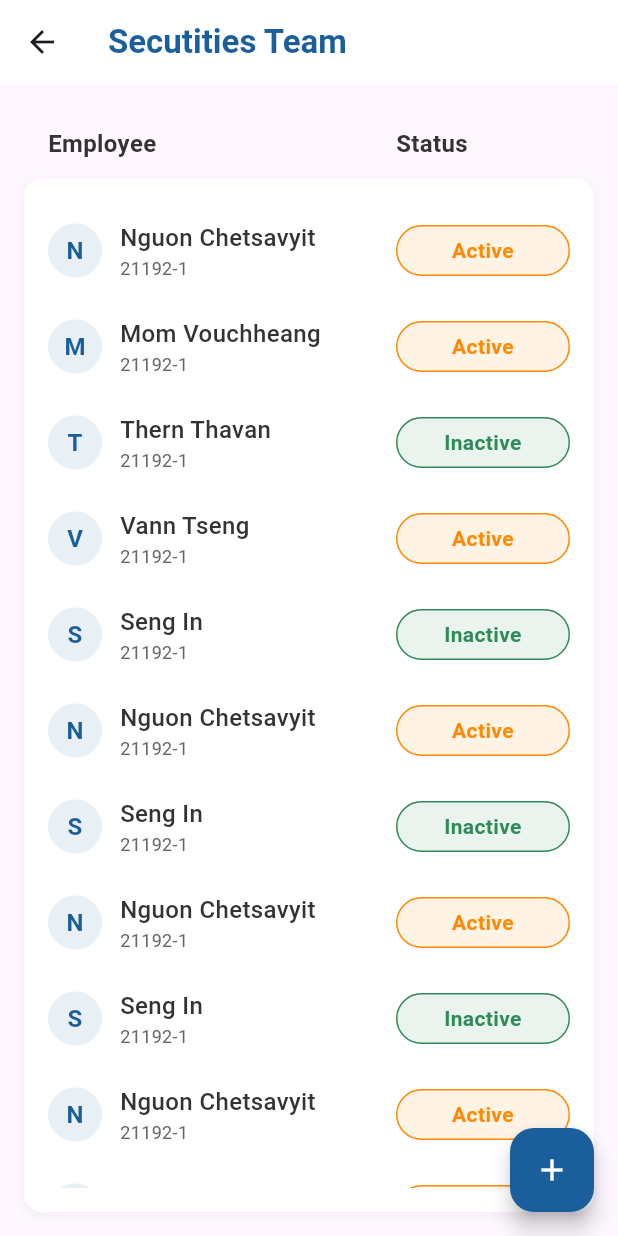
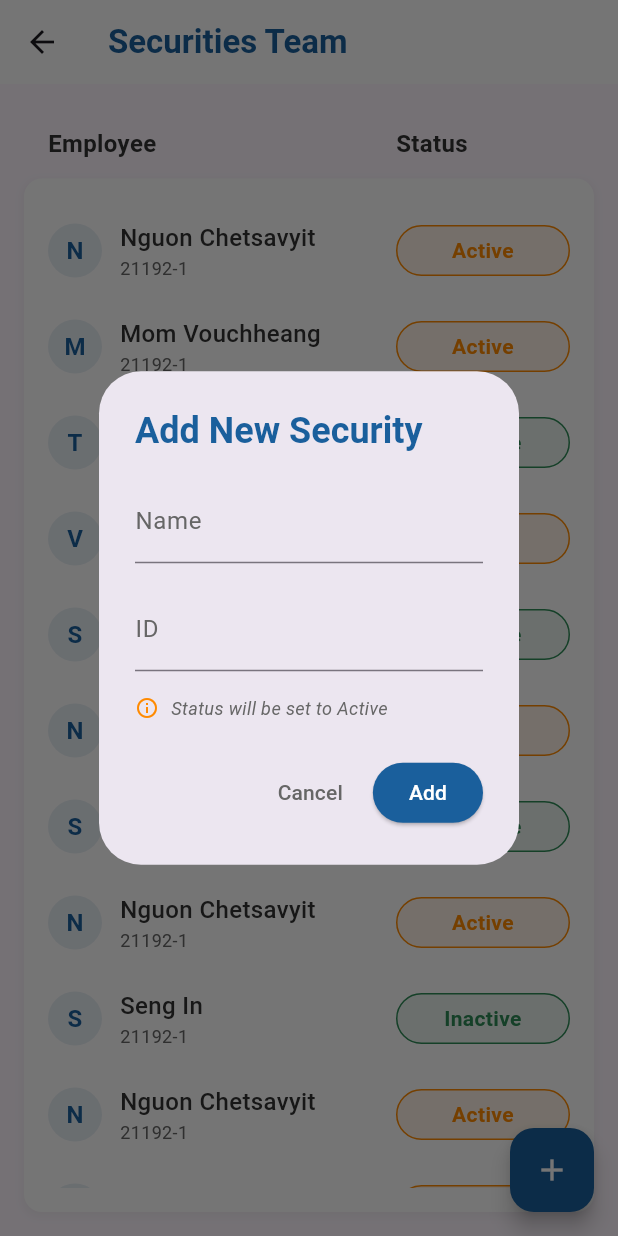
Before and after one commit to vouchheang/Parking_system-PSE-, a Flutter app: the SecuritiesTeam screen opened directly, after a tap on the "add" icon, on a phone screen of 412 x 824 dp. Run offline on Flutter 3.47's test engine with Material 3 defaults, Android fonts, the phone set to English and light mode, and no system bars; our stand-ins replace fl_chart, image_picker; missing offline and left inert: qr_code_scanner.

Commit message:
last-code

```diff
--- a/lib/screens/dashboard_screen.dart
+++ b/lib/screens/dashboard_screen.dart
@@ -300,7 +300,9 @@ class SecurityList extends StatelessWidget {
   final List<Map<String, String>> securities = [
     {'name': 'Nguon Chetsavyit', 'id': '21192-1', 'status': 'Active'},
     {'name': 'Mom Vouchheang', 'id': '21192-1', 'status': 'Active'},
-    {'name': 'Seng In', 'id': '21192-1', 'status': 'Inactive'}];
+    {'name': 'Seng In', 'id': '21192-1', 'status': 'Inactive'},
+    {'name': 'Mom Vouchheang', 'id': '21192-1', 'status': 'Active'},
+  ];
 
   @override
   Widget build(BuildContext context) {
@@ -349,7 +351,8 @@ class SecurityList extends StatelessWidget {
 
   Widget _buildSecurityItem(Map<String, String> security) {
     final bool isActive = security['status'] == 'Active';
-  final Color statusColor = isActive ? const Color(0xFFF9A826) : const Color(0xFF4CAF50);
+    final Color statusColor =
+        isActive ? const Color(0xFFF9A826) : const Color(0xFF4CAF50);
 
     return Padding(
       padding: const EdgeInsets.symmetric(vertical: 10.0),
@@ -416,4 +419,5 @@ class SecurityList extends StatelessWidget {
         ],
       ),
     );
-}}
+  }
+}
--- a/lib/screens/activities_screen.dart
+++ b/lib/screens/history_screen.dart
@@ -11,8 +11,6 @@ class HistoryScreen extends StatefulWidget {
 
 class _HistoryScreenState extends State<HistoryScreen> {
   final List<Map<String, dynamic>> _recentActivity = [
-    {"name": "Mom Vouchheang", "action": "New register", "time": "7:00 PM"},
-    {"name": "Thorn Thearith", "action": "Checkout", "time": "7:00 PM"},
     {"name": "Vann Tiang", "action": "New register", "time": "7:00 PM"},
     {"name": "Sang In", "action": "New register", "time": "7:00 PM"},
     {"name": "Mom Vouchheang", "action": "New register", "time": "7:00 PM"},
@@ -66,13 +64,13 @@ class _HistoryScreenState extends State<HistoryScreen> {
       child: Row(
         children: [
           Expanded(
-            flex: 2,
+            flex: 3,
             child: Padding(
               padding: const EdgeInsets.only(left: 8),
               child: Text('Name', style: headerStyle),
             ),
           ),
-          Expanded(flex: 1, child: Text('Action', style: headerStyle)),
+          Expanded(flex: 3, child: Text('Action', style: headerStyle)),
           Expanded(flex: 1, child: Text('Time', style: headerStyle)),
         ],
       ),
--- a/lib/screens/security_screen.dart
+++ b/lib/screens/inspect_screen.dart
@@ -1,5 +1,6 @@
 import 'package:flutter/material.dart';
 import 'package:parking_system/screens/camera_screen.dart';
+import 'package:parking_system/screens/profile_screen.dart';
 
 class SecurityScreen extends StatefulWidget {
   const SecurityScreen({super.key});
@@ -394,7 +395,10 @@ class _SecurityScreenState extends State<SecurityScreen> {
                 padding: const EdgeInsets.symmetric(horizontal: 8),
                 child: ElevatedButton(
                   onPressed: () {
-                    // Handle view button press
+                    Navigator.push(
+                      context,
+                      MaterialPageRoute(builder: (context) => ProfileScreen()),
+                    );
                   },
                   style: ElevatedButton.styleFrom(
                     backgroundColor: Colors.orange,
--- a/lib/screens/navigation.dart
+++ b/lib/screens/navigation.dart
@@ -1,7 +1,7 @@
 import 'package:flutter/material.dart';
-import 'package:parking_system/screens/activities_screen.dart';
+import 'package:parking_system/screens/history_screen.dart';
 import 'package:parking_system/screens/dashboard_screen.dart';
-import 'package:parking_system/screens/security_screen.dart';
+import 'package:parking_system/screens/inspect_screen.dart';
 
 class NavigationScreen extends StatefulWidget {
   const NavigationScreen({super.key});
--- a/lib/screens/securities_team.dart
+++ b/lib/screens/securities_team.dart
@@ -1,8 +1,13 @@
 import 'package:flutter/material.dart';
 
-class SecuritiesTeam extends StatelessWidget {
-  SecuritiesTeam({super.key});
+class SecuritiesTeam extends StatefulWidget {
+  const SecuritiesTeam({super.key});
 
+  @override
+  State<SecuritiesTeam> createState() => _SecuritiesTeamState();
+}
+
+class _SecuritiesTeamState extends State<SecuritiesTeam> {
   static const Color primaryBlue = Color(0xFF1A5F9C);
   static const Color primaryOrange = Color(0xFFFF8A00);
   static const Color primaryGreen = Color(0xFF2E8B57);
@@ -26,12 +31,111 @@ class SecuritiesTeam extends StatelessWidget {
     {'name': 'Seng In', 'date': '21192-1', 'status': 'Inactive'},
   ];
 
+  // Form controllers
+  final TextEditingController _nameController = TextEditingController();
+  final TextEditingController _idController = TextEditingController();
+
+  @override
+  void dispose() {
+    _nameController.dispose();
+    _idController.dispose();
+    super.dispose();
+  }
+
+  void _showAddSecurityForm() {
+    // Reset form values
+    _nameController.clear();
+    _idController.clear();
+
+    showDialog(
+      context: context,
+      builder:
+          (context) => AlertDialog(
+            title: const Text(
+              'Add New Security',
+              style: TextStyle(color: primaryBlue, fontWeight: FontWeight.bold),
+            ),
+            content: SingleChildScrollView(
+              child: Column(
+                mainAxisSize: MainAxisSize.min,
+                children: [
+                  TextField(
+                    controller: _nameController,
+                    decoration: const InputDecoration(
+                      labelText: 'Name',
+                      labelStyle: TextStyle(color: textLight),
+                      focusedBorder: UnderlineInputBorder(
+                        borderSide: BorderSide(color: primaryBlue),
+                      ),
+                    ),
+                  ),
+                  const SizedBox(height: 16),
+                  TextField(
+                    controller: _idController,
+                    decoration: const InputDecoration(
+                      labelText: 'ID',
+                      labelStyle: TextStyle(color: textLight),
+                      focusedBorder: UnderlineInputBorder(
+                        borderSide: BorderSide(color: primaryBlue),
+                      ),
+                    ),
+                  ),
+                  const SizedBox(height: 16),
+                  const Row(
+                    children: [
+                      Icon(Icons.info_outline, color: primaryOrange, size: 16),
+                      SizedBox(width: 8),
+                      Text(
+                        'Status will be set to Active',
+                        style: TextStyle(
+                          color: textLight,
+                          fontStyle: FontStyle.italic,
+                          fontSize: 12,
+                        ),
+                      ),
+                    ],
+                  ),
+                ],
+              ),
+            ),
+            actions: [
+              TextButton(
+                onPressed: () => Navigator.pop(context),
+                child: const Text('Cancel', style: TextStyle(color: textLight)),
+              ),
+              ElevatedButton(
+                style: ElevatedButton.styleFrom(backgroundColor: primaryBlue),
+                onPressed: () {
+                  if (_nameController.text.isNotEmpty &&
+                      _idController.text.isNotEmpty) {
+                    setState(() {
+                      attendanceRecords.add({
+                        'name': _nameController.text,
+                        'date': _idController.text,
+                        'status': 'Active',
+                      });
+                    });
+                    Navigator.pop(context);
+                  }
+                },
+                child: const Text(
+                  'Add',
+                  style: TextStyle(
+                    color: Colors.white,
+                  ),
+                ),
+              ),
+            ],
+          ),
+    );
+  }
+
   @override
   Widget build(BuildContext context) {
     return Scaffold(
       appBar: AppBar(
         title: const Text(
-          'Secutities Team',
+          'Securities Team',
           style: TextStyle(color: primaryBlue, fontWeight: FontWeight.bold),
         ),
         backgroundColor: Colors.white,
@@ -71,7 +175,7 @@ class SecuritiesTeam extends StatelessWidget {
       ),
       floatingActionButton: FloatingActionButton(
         backgroundColor: primaryBlue,
-        onPressed: () {},
+        onPressed: _showAddSecurityForm,
         child: const Icon(Icons.add, color: Colors.white),
       ),
     );
```
Also changed, not shown: lib/screens/profile_screen.dart (+7 -12 lines). Lines whose indentation alone changed are shown as unchanged.
